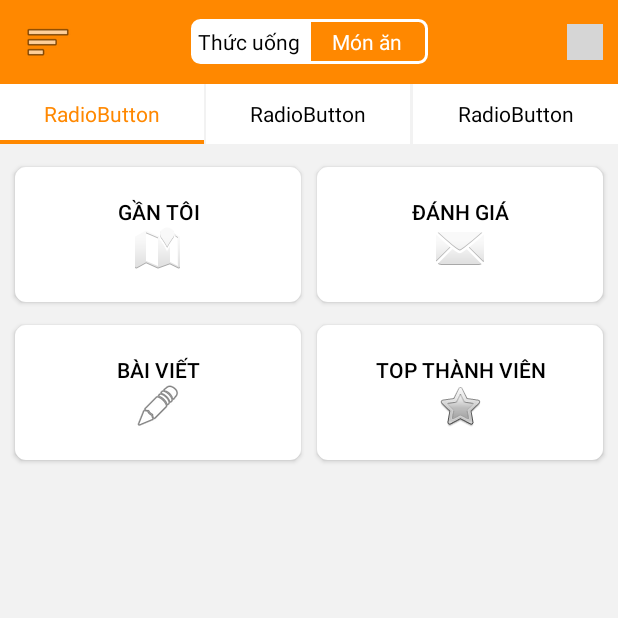
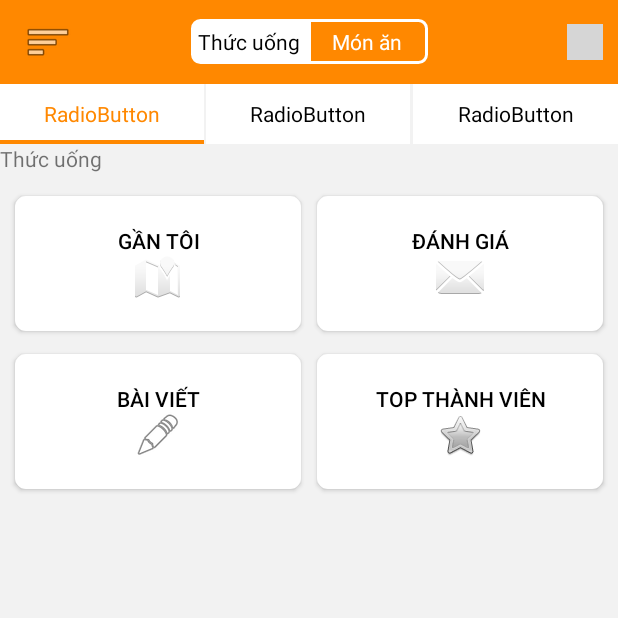
Before and after one commit to tumoqun/CafeShop, an Android app: the TrangChu screen opened directly, with no data from a screen before it, on a phone screen of 412 x 824 dp, the top half of it. Run offline under Robolectric (Android 15) with nearby library versions, the phone set to English and light mode, and no system bars; plain views replace RecycleListView; grey boxes are pictures that could not be loaded.

Commit message:
Đã xong Webpager Món ăn - Thức uống

```diff
--- a/CafeShop/app/src/main/java/com/example/cafeshop/View/DangNhap.java
+++ b/CafeShop/app/src/main/java/com/example/cafeshop/View/DangNhap.java
@@ -145,7 +145,7 @@ public class DangNhap extends AppCompatActivity implements View.OnClickListener,
 //                break;
 
             case R.id.btnDangKi:
-                 Intent iDangKi=new Intent(DangNhap.this, DangKi.class);
+                 Intent iDangKi=new Intent(DangNhap.this, TrangChu.class);
                  startActivity(iDangKi);
                 break;
         }
--- a/CafeShop/app/src/main/java/com/example/cafeshop/View/TrangChu.java
+++ b/CafeShop/app/src/main/java/com/example/cafeshop/View/TrangChu.java
@@ -5,18 +5,29 @@ import android.os.Bundle;
 import android.support.annotation.Nullable;
 import android.support.v4.view.ViewPager;
 import android.support.v7.app.AppCompatActivity;
+import android.util.Log;
+import android.widget.RadioButton;
+import android.widget.RadioGroup;
 import android.widget.TextView;
 
 import com.example.cafeshop.Adapters.AdapterViewPagerTrangChu;
 import com.example.cafeshop.R;
 
-public class TrangChu  extends AppCompatActivity {
-  //  Intent recv;
+public class TrangChu  extends AppCompatActivity implements  ViewPager.OnPageChangeListener, RadioGroup.OnCheckedChangeListener {
+    //Intent recv;
+    RadioButton rbthucuong;
+    RadioButton rbmonan;
+    RadioGroup  rgmonanthucuong;
+
     ViewPager viewPagerTrangChu;
     public  void onCreate (@Nullable Bundle savedInstanceState){
         super.onCreate(savedInstanceState);
         setContentView(R.layout.trangchu);
-  //      recv=getIntent();
+        //recv=getIntent();
+
+        rbthucuong = findViewById(R.id.rbThucUong);
+        rbmonan = findViewById(R.id.rbMonAn);
+        rgmonanthucuong = findViewById(R.id.rgMonAnThucUong);
 
         //Tìm viewpagerTrangChu ở trang chủ gán vào viewPagerTrangChu
         viewPagerTrangChu=(ViewPager)findViewById(R.id.viewpager_TrangChu);
@@ -25,7 +36,53 @@ public class TrangChu  extends AppCompatActivity {
         AdapterViewPagerTrangChu adapterViewPagerTrangChu = new AdapterViewPagerTrangChu((getSupportFragmentManager()));
         //Gắn adapter vào viewPagerTrangChu vừa khai báo.
         viewPagerTrangChu.setAdapter(adapterViewPagerTrangChu);
+
+        //Lắng nghe sự kiện thay đổi page cho ViewPager
+        viewPagerTrangChu.addOnPageChangeListener(this);
+
+        //Lắng nghe sự kiện click cho Radio group
+        rgmonanthucuong.setOnCheckedChangeListener( this);
+
     }
 
 
+    ///Các phương thức default phải Override của implements  ViewPager.OnPageChangeListener:
+    @Override
+    public void onPageScrolled(int i, float v, int i1) {
+
+    }
+
+    //onPageSelected trả vè position (i)
+    @Override
+    public void onPageSelected(int i) {
+        Log.d("KiemTraPositionHienTai:",i + ""  );
+        switch (i){
+            case 0: rbthucuong.setChecked(true);
+                    rbmonan.setChecked(false);
+                    break;
+            case 1: rbmonan.setChecked(true);
+                    rbthucuong.setChecked(false);
+                    break;
+        }
+    }
+
+    @Override
+    public void onPageScrollStateChanged(int i) {
+
+    }
+
+    @Override
+    public void onCheckedChanged(RadioGroup group, int checkedId) {
+        switch (checkedId)
+        {
+            case R.id.rbThucUong:
+                viewPagerTrangChu.setCurrentItem(0);
+                break;
+            case  R.id.rbMonAn:
+                viewPagerTrangChu.setCurrentItem(1);
+                break;
+        }
+    }
+
+    ///End Các phương thức default phải Override của implements  ViewPager.OnPageChangeListener:
 }
--- a/CafeShop/app/src/main/res/layout/layout_fragment_thucuong.xml
+++ b/CafeShop/app/src/main/res/layout/layout_fragment_thucuong.xml
@@ -76,7 +76,10 @@
     android:layout_width="match_parent"
     android:layout_height="match_parent"
     android:orientation="vertical">
-
+    <TextView
+        android:layout_width="wrap_content"
+        android:layout_height="wrap_content"
+        android:text="Thức uống"/>
     <LinearLayout
     android:layout_width="match_parent"
     android:layout_height="wrap_content"
--- a/CafeShop/app/src/main/res/layout/trangchu.xml
+++ b/CafeShop/app/src/main/res/layout/trangchu.xml
@@ -20,11 +20,11 @@
             app:srcCompat="@android:drawable/ic_menu_sort_by_size" />
 
         <RadioGroup
-            android:id="@+id/rbgODauAnGi"
+            android:id="@+id/rgMonAnThucUong"
             android:layout_width="wrap_content"
             android:layout_height="wrap_content"
-            android:orientation="horizontal"
-            android:layout_gravity="center">
+            android:layout_gravity="center"
+            android:orientation="horizontal">
 
             <RadioButton
                 android:id="@+id/rbThucUong"
@@ -50,7 +50,7 @@
                 android:gravity="center"
                 android:padding="5dp"
                 android:text="Món ăn"
-                android:textColor="@drawable/change_textcolor_radiogroup"/>
+                android:textColor="@drawable/change_textcolor_radiogroup" />
         </RadioGroup>
 
         <ImageView
```
